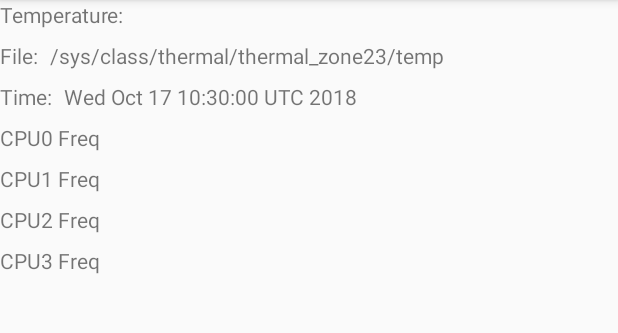
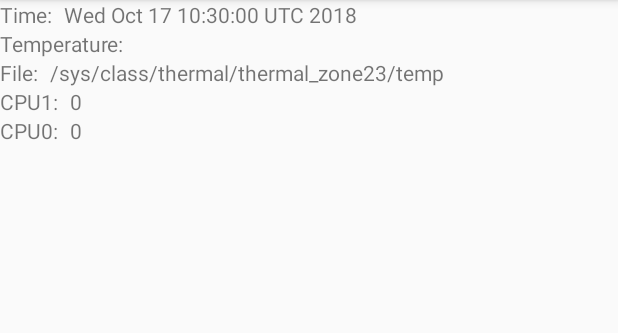
Before and after one commit to saschabrunner/Android-Thermal-Monitor, an Android app: the screen it shows after launch (MainActivity), on a phone screen of 412 x 824 dp, the part 84-417 px from its top. Run offline under Robolectric (Android 15) with nearby library versions, the phone set to English and light mode, and no system bars.

Commit message:
Determine CPU cores of device and display their frequencies

```diff
--- /dev/null
+++ b/app/src/main/java/com/gitlab/saschabrunner/thermalmonitor/CPU.java
@@ -0,0 +1,49 @@
+package com.gitlab.saschabrunner.thermalmonitor;
+
+import java.io.BufferedReader;
+import java.io.File;
+import java.io.FileReader;
+import java.io.IOException;
+
+public class CPU {
+    private File folder;
+
+    private int lastFrequency;
+
+    public CPU(File sysfsFolder) {
+        if (isValidSysfsFolder(sysfsFolder)) {
+            this.folder = sysfsFolder;
+        } else {
+            throw new IllegalArgumentException("Passed file object does not point to CPU in sysfs");
+        }
+    }
+
+    private boolean isValidSysfsFolder(File sysfsFolder) {
+        // Path must be "/sys/devices/system/cpu/cpu#" where # is one or more numbers
+        return sysfsFolder
+                .getAbsolutePath()
+                .toLowerCase()
+                .matches("(/sys/devices/system/cpu/cpu)[0-9]+$");
+    }
+
+    private String getCurFrequencyFilePath() {
+        return folder.getAbsolutePath() + "/cpufreq/scaling_cur_freq";
+    }
+
+    public int getId() {
+        String path = folder.getAbsolutePath();
+        String cpuId = path.replace("/sys/devices/system/cpu/cpu", "");
+        return Integer.parseInt(cpuId);
+    }
+
+    public void updateFrequency() throws IOException {
+        // TODO: Keep reader open and just reset instead?
+        try (BufferedReader reader = new BufferedReader(new FileReader(getCurFrequencyFilePath()))) {
+            lastFrequency = Integer.valueOf(reader.readLine());
+        }
+    }
+
+    public int getLastFrequency() {
+        return lastFrequency;
+    }
+}
--- a/app/src/main/java/com/gitlab/saschabrunner/thermalmonitor/MainActivity.java
+++ b/app/src/main/java/com/gitlab/saschabrunner/thermalmonitor/MainActivity.java
@@ -1,7 +1,10 @@
 package com.gitlab.saschabrunner.thermalmonitor;
 
+import android.support.constraint.ConstraintLayout;
+import android.support.constraint.ConstraintSet;
 import android.support.v7.app.AppCompatActivity;
 import android.os.Bundle;
+import android.util.TypedValue;
 import android.view.View;
 import android.widget.TextView;
 
@@ -9,9 +12,13 @@ import java.io.BufferedReader;
 import java.io.File;
 import java.io.FileNotFoundException;
 import java.io.FileReader;
+import java.io.FilenameFilter;
 import java.io.IOException;
-import java.io.Reader;
+import java.util.ArrayList;
 import java.util.Date;
+import java.util.HashMap;
+import java.util.List;
+import java.util.Map;
 
 public class MainActivity extends AppCompatActivity {
     // Hard coded paths for OnePlus 3
@@ -34,26 +41,73 @@ public class MainActivity extends AppCompatActivity {
         final TextView tvFilePath = findViewById(R.id.tvFilePath);
         tvFilePath.setText(TEMPERATURE_FILE_PATH);
 
+        final List<CPU> cpus = getCpus();
+        ConstraintLayout rootLayout = findViewById(R.id.rootLayout);
+        ConstraintSet set = new ConstraintSet();
+
+        int prevId = R.id.tvFilePath; // We begin inserting the TextViews after this view
+        final Map<CPU, TextView> tvByCpu = new HashMap<>();
+        for (CPU cpu : cpus) {
+            // Create label text view
+            TextView tvCpuIdentifier = new TextView(this);
+            tvCpuIdentifier.setText("CPU" + cpu.getId() + ":");
+            tvCpuIdentifier.setId(View.generateViewId());
+
+            // Generate layout params for value text view
+            ConstraintLayout.LayoutParams valueLayoutParams =
+                    new ConstraintLayout.LayoutParams(
+                            ConstraintLayout.LayoutParams.WRAP_CONTENT,
+                            ConstraintLayout.LayoutParams.WRAP_CONTENT);
+            valueLayoutParams.setMarginStart(
+                    (int) TypedValue.applyDimension(
+                            TypedValue.COMPLEX_UNIT_DIP, 8, getResources().getDisplayMetrics()));
+
+            // Create value text view
+            TextView tvCpuFrequency = new TextView(this);
+            tvCpuFrequency.setId(View.generateViewId());
+            tvCpuFrequency.setLayoutParams(new ConstraintLayout.LayoutParams(valueLayoutParams));
+
+            // Add views and set constraints
+            rootLayout.addView(tvCpuIdentifier);
+            rootLayout.addView(tvCpuFrequency);
+            set.clone(rootLayout);
+            set.connect(tvCpuIdentifier.getId(), ConstraintSet.TOP, prevId, ConstraintSet.BOTTOM);
+            set.connect(tvCpuIdentifier.getId(), ConstraintSet.START, rootLayout.getId(), ConstraintSet.START);
+            set.connect(tvCpuFrequency.getId(), ConstraintSet.TOP, tvCpuIdentifier.getId(), ConstraintSet.TOP);
+            set.connect(tvCpuFrequency.getId(), ConstraintSet.START, tvCpuIdentifier.getId(), ConstraintSet.END);
+            set.applyTo(rootLayout);
+
+            prevId = tvCpuIdentifier.getId();
+            tvByCpu.put(cpu, tvCpuFrequency);
+        }
+
+
         Thread monitoringThread = new Thread(new Runnable() {
             @Override
             public void run() {
                 final TextView tvTemperature = findViewById(R.id.tvTemperature);
                 final TextView tvTime = findViewById(R.id.tvTime);
-                final TextView tvCpu0Freq = findViewById(R.id.tvCpu0Freq);
-                final TextView tvCpu1Freq = findViewById(R.id.tvCpu1Freq);
-                final TextView tvCpu2Freq = findViewById(R.id.tvCpu2Freq);
-                final TextView tvCpu3Freq = findViewById(R.id.tvCpu3Freq);
+
 
                 while (true) {
+                    for (CPU cpu : cpus) {
+                        try {
+                            cpu.updateFrequency();
+                        } catch (IOException e) {
+                            // TODO
+                            e.printStackTrace();
+                        }
+                    }
+
                     // Can't touch views from separate thread
                     runOnUiThread(new Runnable() {
                         @Override
                         public void run() {
+                            for (Map.Entry<CPU, TextView> tvForCpu : tvByCpu.entrySet()) {
+                                tvForCpu.getValue().setText(String.valueOf(tvForCpu.getKey().getLastFrequency()));
+                            }
+
                             tvTemperature.setText(readFile(TEMPERATURE_FILE_PATH));
-                            tvCpu0Freq.setText(readFile(CPU0_FREQ_FILE_PATH));
-                            tvCpu1Freq.setText(readFile(CPU1_FREQ_FILE_PATH));
-                            tvCpu2Freq.setText(readFile(CPU2_FREQ_FILE_PATH));
-                            tvCpu3Freq.setText(readFile(CPU3_FREQ_FILE_PATH));
                             tvTime.setText(new Date().toString());
                         }
                     });
@@ -70,7 +124,7 @@ public class MainActivity extends AppCompatActivity {
 
     private String readFile(String filePath) {
         try (BufferedReader file = new BufferedReader(new FileReader(filePath))) {
-            return  file.readLine();
+            return file.readLine();
         } catch (FileNotFoundException e) {
             e.printStackTrace();
         } catch (IOException e) {
@@ -78,4 +132,23 @@ public class MainActivity extends AppCompatActivity {
         }
         return null;
     }
+
+    private List<CPU> getCpus() {
+        File cpusFolder = new File("/sys/devices/system/cpu");
+
+        File[] cpuFolders = cpusFolder.listFiles(new FilenameFilter() {
+            @Override
+            public boolean accept(File dir, String name) {
+                String lcName = name.toLowerCase();
+                return lcName.matches("(cpu)[0-9]+");
+            }
+        });
+
+        List<CPU> cpus = new ArrayList<>(cpuFolders.length);
+        for (File folder : cpuFolders) {
+            cpus.add(new CPU(folder));
+        }
+
+        return cpus;
+    }
 }
--- a/app/src/main/res/layout/activity_main.xml
+++ b/app/src/main/res/layout/activity_main.xml
@@ -2,9 +2,26 @@
 <android.support.constraint.ConstraintLayout xmlns:android="http://schemas.android.com/apk/res/android"
     xmlns:app="http://schemas.android.com/apk/res-auto"
     xmlns:tools="http://schemas.android.com/tools"
+    android:id="@+id/rootLayout"
     android:layout_width="match_parent"
     android:layout_height="match_parent"
     tools:context=".MainActivity">
+
+    <TextView
+        android:id="@+id/textView5"
+        android:layout_width="wrap_content"
+        android:layout_height="wrap_content"
+        android:text="Time:"
+        app:layout_constraintStart_toStartOf="parent"
+        app:layout_constraintTop_toTopOf="parent" />
+
+    <TextView
+        android:id="@+id/tvTime"
+        android:layout_width="wrap_content"
+        android:layout_height="wrap_content"
+        android:layout_marginStart="8dp"
+        app:layout_constraintStart_toEndOf="@+id/textView5"
+        app:layout_constraintTop_toTopOf="@+id/textView5" />
 
     <TextView
         android:id="@+id/textView2"
@@ -12,7 +29,7 @@
         android:layout_height="wrap_content"
         android:text="Temperature:"
         app:layout_constraintLeft_toLeftOf="parent"
-        app:layout_constraintTop_toTopOf="parent" />
+        app:layout_constraintTop_toBottomOf="@+id/textView5" />
 
     <TextView
         android:id="@+id/tvTemperature"
@@ -26,7 +43,6 @@
         android:id="@+id/textView3"
         android:layout_width="wrap_content"
         android:layout_height="wrap_content"
-        android:layout_marginTop="8dp"
         android:text="File:"
         app:layout_constraintStart_toStartOf="parent"
         app:layout_constraintTop_toBottomOf="@+id/textView2" />
@@ -39,89 +55,4 @@
         app:layout_constraintStart_toEndOf="@+id/textView3"
         app:layout_constraintTop_toTopOf="@+id/textView3" />
 
-    <TextView
-        android:id="@+id/textView5"
-        android:layout_width="wrap_content"
-        android:layout_height="wrap_content"
-        android:layout_marginTop="8dp"
-        android:text="Time:"
-        app:layout_constraintStart_toStartOf="parent"
-        app:layout_constraintTop_toBottomOf="@+id/textView3" />
-
-    <TextView
-        android:id="@+id/tvTime"
-        android:layout_width="wrap_content"
-        android:layout_height="wrap_content"
-        android:layout_marginStart="8dp"
-        app:layout_constraintStart_toEndOf="@+id/textView5"
-        app:layout_constraintTop_toTopOf="@+id/textView5" />
-
-    <TextView
-        android:id="@+id/textView10"
-        android:layout_width="wrap_content"
-        android:layout_height="wrap_content"
-        android:layout_marginTop="8dp"
-        android:text="CPU0 Freq"
-        app:layout_constraintStart_toStartOf="parent"
-        app:layout_constraintTop_toBottomOf="@+id/textView5" />
-
-    <TextView
-        android:id="@+id/tvCpu0Freq"
-        android:layout_width="wrap_content"
-        android:layout_height="wrap_content"
-        android:layout_marginStart="8dp"
-        app:layout_constraintStart_toEndOf="@+id/textView10"
-        app:layout_constraintTop_toTopOf="@+id/textView10" />
-
-    <TextView
-        android:id="@+id/textView12"
-        android:layout_width="wrap_content"
-        android:layout_height="wrap_content"
-        android:layout_marginTop="8dp"
-        android:text="CPU1 Freq"
-        app:layout_constraintStart_toStartOf="parent"
-        app:layout_constraintTop_toBottomOf="@+id/textView10" />
-
-    <TextView
-        android:id="@+id/tvCpu1Freq"
-        android:layout_width="wrap_content"
-        android:layout_height="wrap_content"
-        android:layout_marginStart="8dp"
-        app:layout_constraintStart_toEndOf="@+id/textView12"
-        app:layout_constraintTop_toTopOf="@+id/textView12" />
-
-    <TextView
-        android:id="@+id/textView14"
-        android:layout_width="wrap_content"
-        android:layout_height="wrap_content"
-        android:layout_marginTop="8dp"
-        android:text="CPU2 Freq"
-        app:layout_constraintStart_toStartOf="parent"
-        app:layout_constraintTop_toBottomOf="@+id/textView12" />
-
-    <TextView
-        android:id="@+id/tvCpu2Freq"
-        android:layout_width="wrap_content"
-        android:layout_height="wrap_content"
-        android:layout_marginStart="8dp"
-        app:layout_constraintStart_toEndOf="@+id/textView14"
-        app:layout_constraintTop_toTopOf="@+id/textView14" />
-
-    <TextView
-        android:id="@+id/textView16"
-        android:layout_width="wrap_content"
-        android:layout_height="wrap_content"
-        android:layout_marginTop="8dp"
-        android:text="CPU3 Freq"
-        app:layout_constraintStart_toStartOf="parent"
-        app:layout_constraintTop_toBottomOf="@+id/textView14" />
-
-    <TextView
-        android:id="@+id/tvCpu3Freq"
-        android:layout_width="wrap_content"
-        android:layout_height="wrap_content"
-        android:layout_marginStart="8dp"
-        app:layout_constraintStart_toEndOf="@+id/textView16"
-        app:layout_constraintTop_toTopOf="@+id/textView16" />
-
 </android.support.constraint.ConstraintLayout>
```
